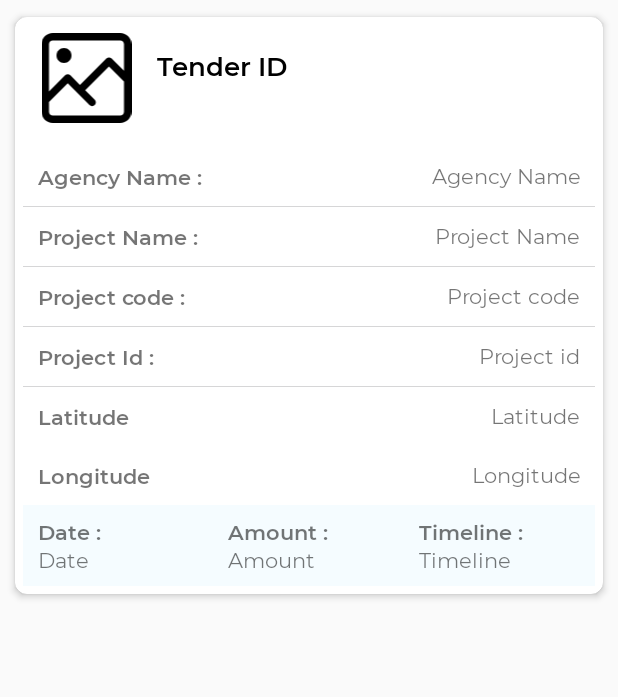
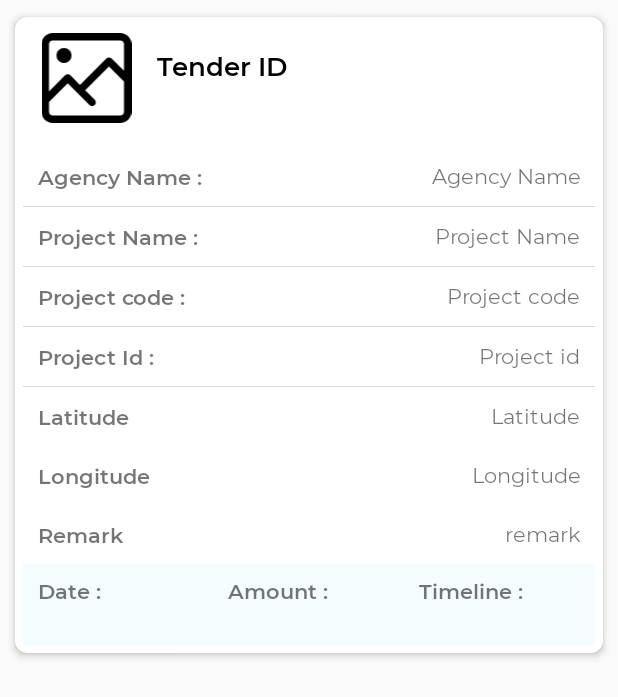
Before and after one commit to mbaashdit/DAS, an Android app: the layout photosuploadedlist.xml on its own in the app's theme, with its tools: preview values and no code run, on a phone screen of 412 x 824 dp. Shown: the top 697 px of the screen. Run offline under Robolectric (Android 15) with nearby library versions, the phone set to English and light mode, and no system bars.

Commit message:
//bug fixing

```diff
--- a/app/src/main/java/com/example/districtautomationsystem/Adapter/PhotoUploadAdapter.java
+++ b/app/src/main/java/com/example/districtautomationsystem/Adapter/PhotoUploadAdapter.java
@@ -47,7 +47,7 @@ public class PhotoUploadAdapter extends RecyclerView.Adapter<PhotoUploadAdapter.
 
         //binding the data with the viewholder views
 
-        holder.tendername.setText("Tender ID: "+photoDTO1.getTenderCode());
+        holder.tendername.setText("Tender Code: "+photoDTO1.getTenderCode());
         holder.tenderagencyName.setText(photoDTO1.getAgencyName());
         holder.tenderprojectname.setText(photoDTO1.getProjectName());
         holder.tendercode.setVisibility(View.GONE);//.setText("Tender Code: "+photoDTO1.getTenderCode());
@@ -58,6 +58,7 @@ public class PhotoUploadAdapter extends RecyclerView.Adapter<PhotoUploadAdapter.
         holder.tenderprojectid.setText(photoDTO1.getProjectId());
         holder.mTvLatitude.setText(photoDTO1.getLatitude());
         holder.mTvLongitude.setText(photoDTO1.getLongitude());
+        holder.mTvRemark.setText(photoDTO1.getRemark());
         if(!photoDTO1.getPhotoURL().equals(null) ) {
             String photourl = photoDTO1.getPhotoURL();
 
@@ -93,6 +94,7 @@ public class PhotoUploadAdapter extends RecyclerView.Adapter<PhotoUploadAdapter.
         ImageView displayimage;
         TextView mTvLatitude;
         TextView mTvLongitude;
+        TextView mTvRemark;
         Button uploadbtn;
        // CardView addressCardView;
 
@@ -114,6 +116,7 @@ public class PhotoUploadAdapter extends RecyclerView.Adapter<PhotoUploadAdapter.
 
             mTvLatitude = itemView.findViewById(R.id.tv_latitude);
             mTvLongitude = itemView.findViewById(R.id.tv_longitude);
+            mTvRemark = itemView.findViewById(R.id.tv_remarks);
 
       //      addressCardView = itemView.findViewById(R.id.addressCardView);
 
--- a/app/src/main/java/com/example/districtautomationsystem/LoginActivity.java
+++ b/app/src/main/java/com/example/districtautomationsystem/LoginActivity.java
@@ -156,6 +156,8 @@ public class LoginActivity extends AppCompatActivity implements View.OnClickList
                             overridePendingTransition(R.anim.slide_in, R.anim.slide_out);
 
                             finish();
+                        }else{
+                            Toast.makeText(LoginActivity.this, loginObj.optString("message"), Toast.LENGTH_SHORT).show();
                         }
                     } catch (JSONException e) {
                         e.printStackTrace();
--- a/app/src/main/java/com/example/districtautomationsystem/Util/ServerApiList.java
+++ b/app/src/main/java/com/example/districtautomationsystem/Util/ServerApiList.java
@@ -2,6 +2,7 @@ package com.example.districtautomationsystem.Util;
 
 public class ServerApiList {
 
+//    public static final String BASE_URL = "http://192.168.3.160:3030/das-web/";
     public static final String BASE_URL = "http://209.97.136.18:8080/dist_auto_system/";
 //    public static final String BASE_URL = "http://209.97.136.18:8080/DAS_Jajpur/";    //prod JAJ
 //    public static final String BASE_URL = "http://192.168.1.102:3030/DAS_Jajpur/";
--- a/app/src/main/res/layout/photosuploadedlist.xml
+++ b/app/src/main/res/layout/photosuploadedlist.xml
@@ -230,6 +230,30 @@
 
 
             </RelativeLayout>
+            <RelativeLayout
+                android:layout_width="match_parent"
+                android:layout_height="wrap_content">
+
+                <views.MonSemiBold
+                    android:id="@+id/tv_remark_lbl"
+                    android:layout_width="wrap_content"
+                    android:layout_alignParentStart="true"
+                    android:layout_height="wrap_content"
+                    android:padding="10dp"
+                    android:text="Remark" />
+
+                <views.MonRegular
+                    android:layout_toEndOf="@+id/tv_remark_lbl"
+                    android:gravity="end"
+                    android:id="@+id/tv_remarks"
+                    android:layout_width="wrap_content"
+                    android:layout_height="wrap_content"
+                    android:layout_alignParentEnd="true"
+                    android:padding="10dp"
+                    android:text="remark" />
+
+
+            </RelativeLayout>
 
 
             <LinearLayout
@@ -278,7 +302,7 @@
                         android:paddingStart="10dp"
                         android:paddingEnd="10dp"
                         android:paddingBottom="8dp"
-                        android:text="Date" />
+                        android:text="" />
                 </LinearLayout>
 
                 <LinearLayout
@@ -303,7 +327,7 @@
                         android:paddingStart="10dp"
                         android:paddingEnd="10dp"
                         android:paddingBottom="8dp"
-                        android:text="Amount" />
+                        android:text="" />
                 </LinearLayout>
 
                 <LinearLayout
@@ -329,7 +353,7 @@
                         android:paddingStart="10dp"
                         android:paddingEnd="10dp"
                         android:paddingBottom="8dp"
-                        android:text="Timeline" />
+                        android:text="" />
                 </LinearLayout>
             </LinearLayout>
 
```
Also changed, not shown: app/src/main/java/com/example/districtautomationsystem/Adapter/PhotoNotUploadAdapter.java (+17 -10 lines), app/src/main/java/com/example/districtautomationsystem/ClosuretakePhotoUploadActivity.java (+13 -11 lines), app/src/main/java/com/example/districtautomationsystem/InitiationPhotoUploadActivity.java (+23 -9 lines), app/src/main/java/com/example/districtautomationsystem/Response/ProjectIntiationUploadedTenderList.java (+18 -0 lines), app/src/main/java/com/example/districtautomationsystem/fragment/ProjectIntiationFragment.java (+28 -1 lines).
